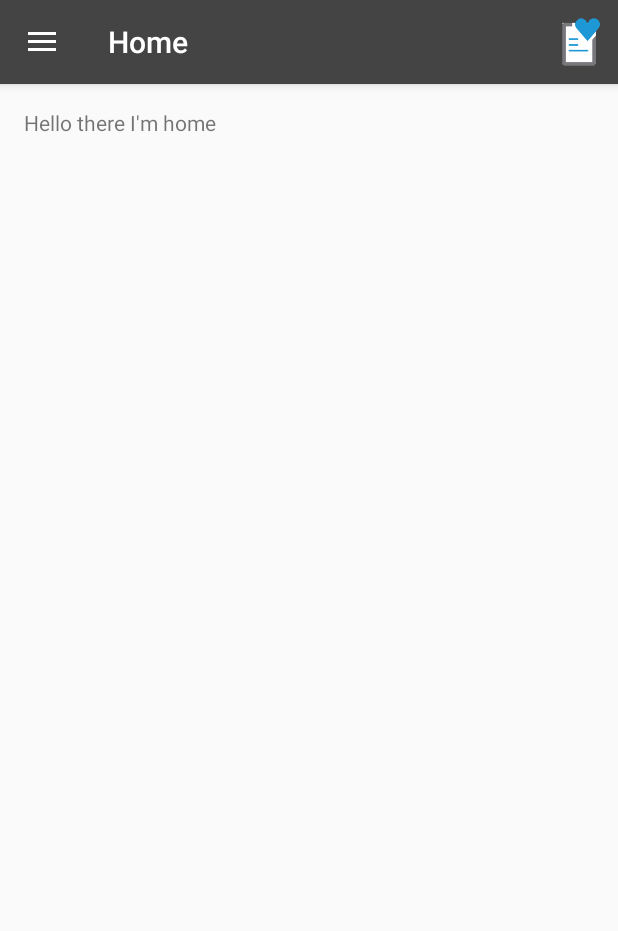
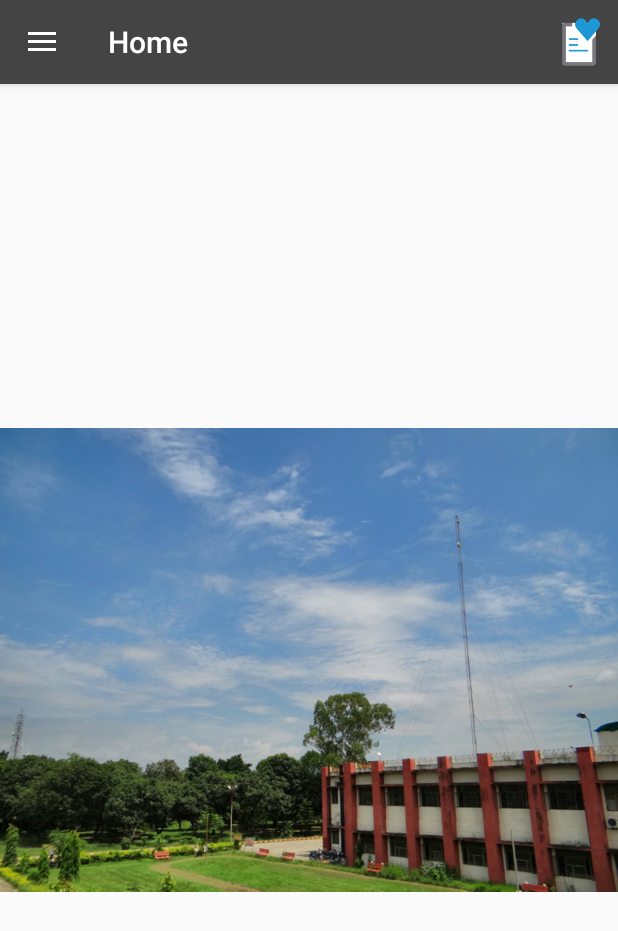
Before and after one commit to pranjul-sharma/Jnanagni-2k17, an Android app: the screen it shows after launch (HomeActivity), after a tap on "Wishlist", on a phone screen of 412 x 824 dp. Shown: the top 931 px of the screen. Run offline under Robolectric (Android 15) with nearby library versions, the phone set to English and light mode, and no system bars; 1 other tap on this screen came first.

Commit message:
added home activity

```diff
--- a/app/src/main/java/com/example/pranjul/materialtest/HomeActivity.java
+++ b/app/src/main/java/com/example/pranjul/materialtest/HomeActivity.java
@@ -25,13 +25,14 @@ import android.widget.TextView;
 
 public class HomeActivity extends AppCompatActivity
         implements NavigationView.OnNavigationItemSelectedListener {
+    static HomeActivity currObject;
     private ShareActionProvider shareActionProvider;
     private Button login;
     private NavigationView navigationView;
-    private int currentPosition;
     private MenuItem prevItem=null;
     @Override
     protected void onCreate(Bundle savedInstanceState) {
+        currObject=this;
         super.onCreate(savedInstanceState);
         setContentView(R.layout.activity_home);
         Toolbar toolbar = (Toolbar) findViewById(R.id.toolbar);
@@ -109,7 +110,7 @@ public class HomeActivity extends AppCompatActivity
         else {
             FragmentManager fragmentManager = getFragmentManager();
             fragmentManager.popBackStack();
-            if (fragmentManager.getBackStackEntryCount() == 0)
+            if (fragmentManager.getBackStackEntryCount() == 1)
                 super.onBackPressed();
         }
     }
--- a/app/src/main/java/com/example/pranjul/materialtest/HomeFragment.java
+++ b/app/src/main/java/com/example/pranjul/materialtest/HomeFragment.java
@@ -1,19 +1,36 @@
 package com.example.pranjul.materialtest;
 
 
+import android.content.Context;
+import android.content.Intent;
+import android.os.AsyncTask;
 import android.os.Bundle;
 import android.app.Fragment;
 import android.view.LayoutInflater;
 import android.view.View;
 import android.view.ViewGroup;
+import android.view.animation.AnimationUtils;
+import android.widget.AdapterView;
+import android.widget.BaseAdapter;
+import android.widget.Gallery;
+import android.widget.ImageSwitcher;
+import android.widget.ImageView;
+import android.widget.RelativeLayout;
+import android.widget.ViewSwitcher;
+
+import java.util.Random;
 
 
 /**
  * A simple {@link Fragment} subclass.
  */
-public class HomeFragment extends Fragment {
-
-
+public class HomeFragment extends Fragment implements ViewSwitcher.ViewFactory {
+    private ImageSwitcher imageSwitcher;
+    private int images[]={R.drawable.a, R.drawable.b, R.drawable.c, R.drawable.d, R.drawable.e,
+                            R.drawable.f, R.drawable.g, R.drawable.h, R.drawable.i, R.drawable.j};
+    //private ThreadClass obj;
+    private int currPos= new Random().nextInt(10);
+    private boolean isFragmentActive;
     public HomeFragment() {
         // Required empty public constructor
     }
@@ -23,7 +40,78 @@ public class HomeFragment extends Fragment {
     public View onCreateView(LayoutInflater inflater, ViewGroup container,
                              Bundle savedInstanceState) {
         // Inflate the layout for this fragment
-        return inflater.inflate(R.layout.fragment_home, container, false);
+        View layout= inflater.inflate(R.layout.fragment_home, container, false);
+        imageSwitcher=(ImageSwitcher)layout.findViewById(R.id.imageSwitcher);
+        imageSwitcher.setFactory(this);
+        imageSwitcher.setInAnimation(AnimationUtils.loadAnimation(HomeActivity.currObject,
+                android.R.anim.fade_in));
+        imageSwitcher.setOutAnimation(AnimationUtils.loadAnimation(HomeActivity.currObject,
+                android.R.anim.fade_out));
+        imageSwitcher.setImageResource(images[currPos]);
+        isFragmentActive=true;
+        final Random rand=new Random();
+        imageSwitcher.postDelayed(new Runnable() {
+            @Override
+            public void run() {
+                int pos=rand.nextInt(10);
+                while(pos==currPos)
+                    pos=rand.nextInt(10);
+                currPos=pos;
+                imageSwitcher.setImageResource(images[currPos]);
+                imageSwitcher.postDelayed(this, 4000);
+            }
+        }, 4000);
+        return layout;
+    }
+    /*public class ImageAdapter extends BaseAdapter {
+
+        private Context ctx;
+
+        public ImageAdapter(Context c) {
+            ctx = c;
+        }
+
+        public int getCount() {
+
+            return images.length;
+        }
+
+        public Object getItem(int arg0) {
+
+            return arg0;
+        }
+
+        public long getItemId(int arg0) {
+
+            return arg0;
+        }
+
+        public View getView(int arg0, View arg1, ViewGroup arg2) {
+            ImageView iView = new ImageView(ctx);
+            iView.setScaleType(ImageView.ScaleType.FIT_CENTER);
+            iView.setLayoutParams(new
+                    ImageSwitcher.LayoutParams(
+                    RelativeLayout.LayoutParams.MATCH_PARENT, RelativeLayout.LayoutParams.MATCH_PARENT));
+            iView.setImageResource(images[arg0]);
+            return iView;
+        }
+    }*/
+
+    @Override
+    public View makeView() {
+        ImageView iView = new ImageView(HomeActivity.currObject);
+        iView.setScaleType(ImageView.ScaleType.CENTER_INSIDE);
+        iView.setLayoutParams(new ImageSwitcher.LayoutParams
+                (RelativeLayout.LayoutParams.MATCH_PARENT, RelativeLayout.LayoutParams.MATCH_PARENT));
+        return iView;
     }
 
+    /*private class ThreadClass extends AsyncTask<Void, Void, Void> {
+        @Override
+
+        protected Void doInBackground(Void... voids) {
+
+            return null;
+        }
+    */
 }
--- /dev/null
+++ b/app/src/main/java/com/example/pranjul/materialtest/SlideshowFragment.java
@@ -0,0 +1,33 @@
+package com.example.pranjul.materialtest;
+
+
+import android.os.AsyncTask;
+import android.os.Bundle;
+import android.support.v4.app.Fragment;
+import android.view.LayoutInflater;
+import android.view.View;
+import android.view.ViewGroup;
+import android.widget.ImageSwitcher;
+
+
+/**
+ * A simple {@link Fragment} subclass.
+ */
+public class SlideshowFragment extends Fragment {
+    private ImageSwitcher imageSwitcher;
+
+    public SlideshowFragment() {
+        // Required empty public constructor
+    }
+
+
+    @Override
+    public View onCreateView(LayoutInflater inflater, ViewGroup container,
+                             Bundle savedInstanceState) {
+        // Inflate the layout for this fragment
+        View layout= inflater.inflate(R.layout.fragment_slideshow, container, false);
+        imageSwitcher=(ImageSwitcher)layout.findViewById(R.id.imageSwitcher);
+        return layout;
+    }
+
+}
--- a/app/src/main/res/layout/content_home.xml
+++ b/app/src/main/res/layout/content_home.xml
@@ -5,10 +5,6 @@
     android:id="@+id/content_home"
     android:layout_width="match_parent"
     android:layout_height="match_parent"
-    android:paddingBottom="@dimen/activity_vertical_margin"
-    android:paddingLeft="@dimen/activity_horizontal_margin"
-    android:paddingRight="@dimen/activity_horizontal_margin"
-    android:paddingTop="@dimen/activity_vertical_margin"
     app:layout_behavior="@string/appbar_scrolling_view_behavior"
     tools:context="com.example.pranjul.materialtest.HomeActivity"
     tools:showIn="@layout/app_bar_home">
--- a/app/src/main/res/layout/fragment_home.xml
+++ b/app/src/main/res/layout/fragment_home.xml
@@ -1,13 +1,14 @@
-<FrameLayout xmlns:android="http://schemas.android.com/apk/res/android"
+<LinearLayout xmlns:android="http://schemas.android.com/apk/res/android"
     xmlns:tools="http://schemas.android.com/tools"
     android:layout_width="match_parent"
     android:layout_height="match_parent"
     tools:context="com.example.pranjul.materialtest.HomeFragment">
 
     <!-- TODO: Update blank fragment layout -->
-    <TextView
-        android:layout_width="match_parent"
-        android:layout_height="match_parent"
-        android:text="Hello there I'm home" />
+        <ImageSwitcher
+            android:id="@+id/imageSwitcher"
+            android:layout_width="match_parent"
+            android:layout_height="match_parent"
+            android:adjustViewBounds="true" />
 
-</FrameLayout>
+</LinearLayout>
--- /dev/null
+++ b/app/src/main/res/layout/fragment_slideshow.xml
@@ -0,0 +1,11 @@
+<FrameLayout xmlns:android="http://schemas.android.com/apk/res/android"
+    xmlns:tools="http://schemas.android.com/tools"
+    android:layout_width="match_parent"
+    android:layout_height="match_parent"
+    tools:context="com.example.pranjul.materialtest.SlideshowFragment">
+
+    <!-- TODO: Update blank fragment layout -->
+
+
+
+</FrameLayout>
--- a/app/src/main/res/menu/activity_home_drawer.xml
+++ b/app/src/main/res/menu/activity_home_drawer.xml
@@ -13,7 +13,7 @@
         <item
             android:id="@+id/nav_slideshow"
             android:icon="@drawable/ic_menu_slideshow"
-            android:title="Slideshow" />
+            android:title="Location" />
         <item
             android:id="@+id/nav_manage"
             android:icon="@drawable/ic_menu_manage"
--- a/app/src/main/res/values/strings.xml
+++ b/app/src/main/res/values/strings.xml
@@ -17,4 +17,7 @@
 
     <string name="contact_info">Insert Contact Information</string>
 
+    <!-- TODO: Remove or change this placeholder text -->
+    <string name="hello_blank_fragment">Hello blank fragment</string>
+
 </resources>
```
Also changed, not shown: app/src/main/res/drawable/a.jpg (added), app/src/main/res/drawable/b.jpg (added), app/src/main/res/drawable/c.jpg (added), app/src/main/res/drawable/d.jpg (added), app/src/main/res/drawable/e.jpg (added), app/src/main/res/drawable/f.jpg (added), app/src/main/res/drawable/g.jpg (added), app/src/main/res/drawable/h.jpg (added), app/src/main/res/drawable/i.jpg (added), app/src/main/res/drawable/j.jpg (added).
